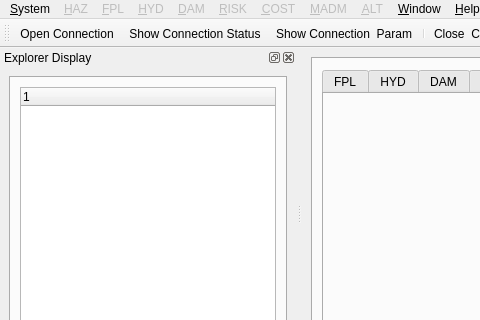
This is source_code/Main_Wid.ui in dabachma/ProMaIDes_src as Qt 5 draws it before an edit; both pictures show x 0 to 480 and y 0 to 320 of the 900 by 682 pixel window. The edited form follows.
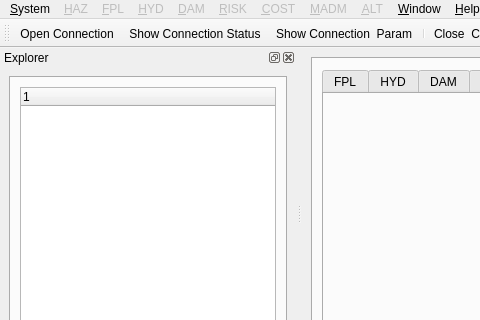
This is the edited form. Icons and pictures are not drawn. Custom widgets are drawn as their Qt base class.

What changed in the file:
```diff
--- a/source_code/Main_Wid.ui
+++ b/source_code/Main_Wid.ui
@@ -975,7 +975,7 @@
     <set>QDockWidget::AllDockWidgetFeatures</set>
    </property>
    <property name="windowTitle">
-    <string>Explorer Display</string>
+    <string>Explorer</string>
    </property>
    <attribute name="dockWidgetArea">
     <number>1</number>
```
Left out of the diff: 30 changed lines with no effect on the pictures.
